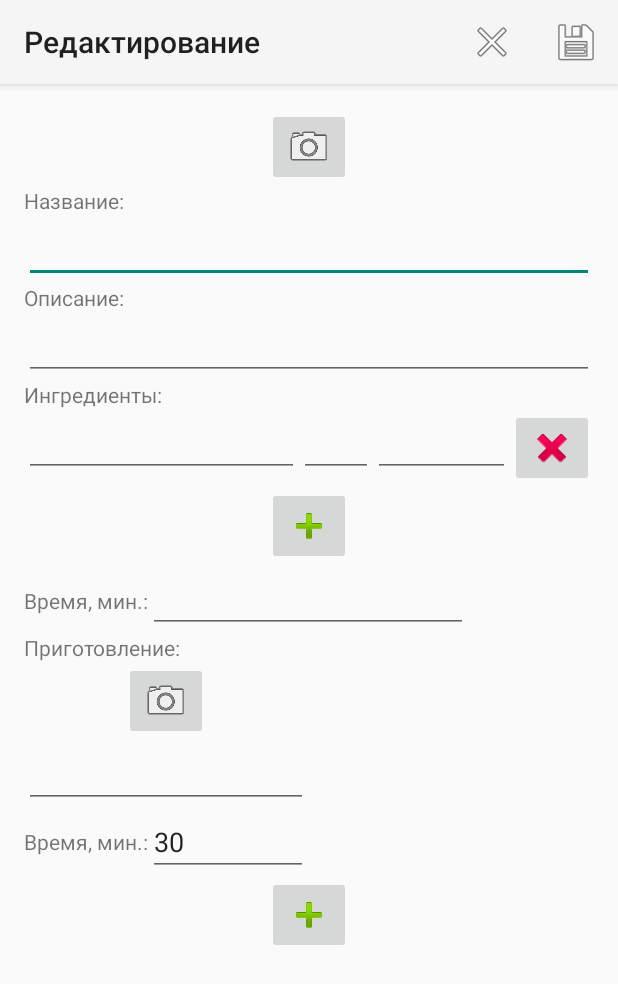
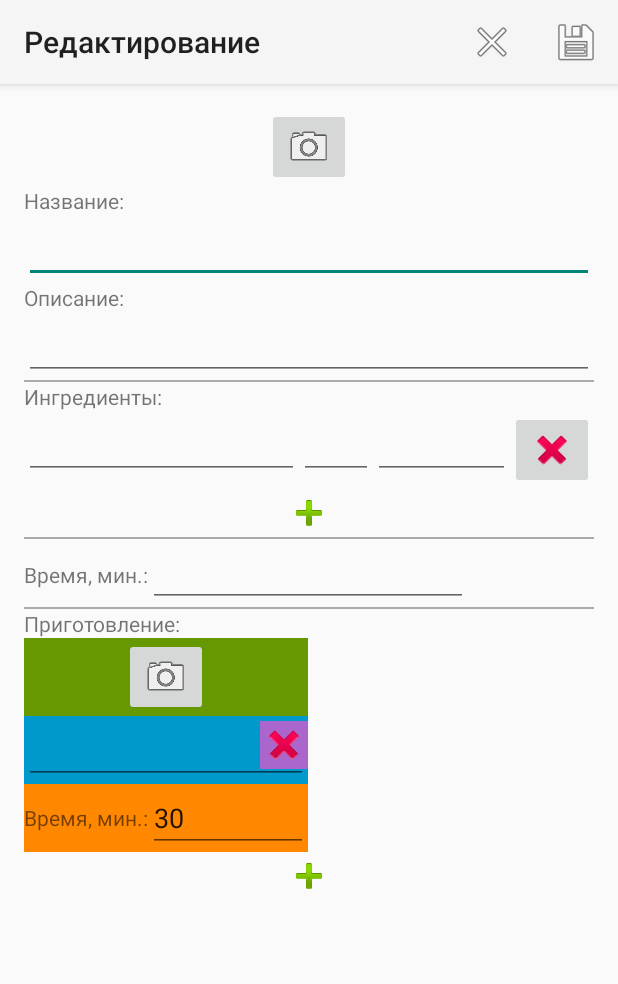
Before and after one commit to elagin/Ladle, an Android app: the EditRecActivity screen opened directly, with no data from a screen before it, on a phone screen of 412 x 824 dp. Shown: the top 984 px of the screen. Run offline under Robolectric (Android 15) with nearby library versions, the phone set to English and light mode, and no system bars.

Commit message:
Исправление верстки редактирование шагов.

```diff
--- a/app/src/main/res/layout/content_edit_rec.xml
+++ b/app/src/main/res/layout/content_edit_rec.xml
@@ -28,28 +28,29 @@
                 android:layout_height="wrap_content">
 
                 <ImageButton
+                    android:id="@+id/image_main"
                     android:layout_width="wrap_content"
                     android:layout_height="wrap_content"
-                    android:src="@drawable/ic_menu_camera"
-                    android:id="@+id/image_main"
+                    android:layout_centerHorizontal="true"
                     android:layout_centerVertical="true"
-                    android:layout_centerHorizontal="true" />
+                    android:src="@drawable/ic_menu_camera"/>
 
                 <ImageButton
+                    android:id="@+id/image_main_delete"
                     android:layout_width="wrap_content"
                     android:layout_height="wrap_content"
+                    android:layout_alignParentRight="false"
+                    android:layout_alignRight="@+id/image_main"
                     app:srcCompat="@android:drawable/btn_dialog"
-                    android:id="@+id/image_main_delete"
-                    android:layout_alignParentRight="false"
-                    android:layout_alignRight="@+id/image_main" />
+                    android:background="@android:color/transparent"/>
 
             </RelativeLayout>
 
             <TextView
+                android:id="@+id/text_image_main_file"
                 android:layout_width="match_parent"
                 android:layout_height="wrap_content"
-                android:visibility="gone"
-                android:id="@+id/text_image_main_file"/>
+                android:visibility="gone"/>
 
             <TextView
                 android:id="@+id/textView"
@@ -77,6 +78,11 @@
                 android:inputType="text"
                 android:minLines="1"/>
 
+            <View
+                android:layout_width="match_parent"
+                android:layout_height="1dp"
+                android:background="@android:color/darker_gray"/>
+
             <TextView
                 android:id="@+id/textView3"
                 android:layout_width="wrap_content"
@@ -86,14 +92,20 @@
             <TableLayout
                 android:id="@+id/table_rec_ing"
                 android:layout_width="match_parent"
-                android:layout_height="match_parent"/>
+                android:layout_height="wrap_content"/>
 
             <ImageButton
                 android:id="@+id/button_add_ing"
                 android:layout_width="wrap_content"
                 android:layout_height="wrap_content"
                 android:layout_gravity="center_horizontal"
-                app:srcCompat="@android:drawable/ic_input_add"/>
+                app:srcCompat="@android:drawable/ic_input_add"
+                android:background="@android:color/transparent"/>
+
+            <View
+                android:layout_width="match_parent"
+                android:layout_height="1dp"
+                android:background="@android:color/darker_gray"/>
 
             <LinearLayout
                 android:layout_width="wrap_content"
@@ -113,6 +125,11 @@
                     android:ems="10"
                     android:inputType="number"/>
             </LinearLayout>
+
+            <View
+                android:layout_width="match_parent"
+                android:layout_height="1dp"
+                android:background="@android:color/darker_gray"/>
 
             <TextView
                 android:id="@+id/textView5"
@@ -138,7 +155,8 @@
                 android:layout_width="wrap_content"
                 android:layout_height="wrap_content"
                 android:layout_gravity="center_horizontal"
-                app:srcCompat="@android:drawable/ic_input_add"/>
+                app:srcCompat="@android:drawable/ic_input_add"
+                android:background="@android:color/transparent"/>
         </LinearLayout>
     </ScrollView>
 </LinearLayout>
--- a/app/src/main/res/layout/prepare_step_row.xml
+++ b/app/src/main/res/layout/prepare_step_row.xml
@@ -2,31 +2,32 @@
           xmlns:app="http://schemas.android.com/apk/res-auto"
           xmlns:tools="http://schemas.android.com/tools"
           android:layout_width="match_parent"
-    android:layout_height="match_parent"
+          android:layout_height="wrap_content"
           android:orientation="horizontal">
+
+    <RelativeLayout
+        android:layout_width="match_parent"
+        android:layout_height="wrap_content"
+        android:layout_gravity="center_horizontal">
 
         <LinearLayout
             android:layout_width="match_parent"
             android:layout_height="wrap_content"
+            android:layout_alignParentLeft="false"
+            android:background="@android:color/holo_blue_dark"
             android:orientation="vertical">
-
-        <LinearLayout
-            android:layout_width="match_parent"
-            android:layout_height="wrap_content"
-            android:layout_weight="1"
-            android:orientation="horizontal">
 
             <RelativeLayout
                 android:layout_width="match_parent"
-                android:layout_height="wrap_content">
+                android:layout_height="wrap_content"
+                android:background="@android:color/holo_green_dark">
 
                 <ImageButton
                     android:id="@+id/step_photo_img"
                     android:layout_width="wrap_content"
                     android:layout_height="wrap_content"
-                    android:layout_weight="3"
-                    android:src="@drawable/ic_menu_camera"
-                    android:layout_centerHorizontal="true" />
+                    android:layout_centerHorizontal="true"
+                    android:src="@drawable/ic_menu_camera"/>
 
                 <ImageButton
                     android:id="@+id/step_photo_delete"
@@ -34,40 +35,32 @@
                     android:layout_height="wrap_content"
                     android:layout_alignParentRight="false"
                     android:layout_alignRight="@+id/step_photo_img"
-                    app:srcCompat="@android:drawable/btn_dialog" />
+                    android:background="@android:color/transparent"
+                    app:srcCompat="@android:drawable/btn_dialog"/>
 
             </RelativeLayout>
-
-            <ImageButton
-                android:id="@+id/dell_step"
-                android:layout_width="wrap_content"
-                android:layout_height="wrap_content"
-                android:layout_gravity="center_vertical"
-                android:layout_weight="0"
-                android:onClick="onClick"
-                app:srcCompat="@android:drawable/ic_delete" />
-
-        </LinearLayout>
 
             <EditText
                 android:id="@+id/edit_step_descr"
                 android:layout_width="match_parent"
                 android:layout_height="wrap_content"
-            android:inputType="textMultiLine" />
+                android:inputType="text"
+                />
 
             <LinearLayout
-            android:orientation="horizontal"
                 android:layout_width="match_parent"
                 android:layout_height="wrap_content"
-            android:layout_weight="1">
+                android:layout_weight="1"
+                android:background="@android:color/holo_orange_dark"
+                android:orientation="horizontal">
 
                 <TextView
                     android:id="@+id/textView4"
                     android:layout_width="wrap_content"
                     android:layout_height="wrap_content"
-                android:text="@string/time"
+                    android:layout_gravity="center_vertical"
                     android:layout_weight="0"
-                android:layout_gravity="center_vertical" />
+                    android:text="@string/time"/>
 
                 <EditText
                     android:id="@+id/edit_step_time"
@@ -77,7 +70,7 @@
                     android:ems="5"
                     android:inputType="time"
                     android:maxLines="1"
-                android:text="30" />
+                    android:text="30"/>
 
             </LinearLayout>
 
@@ -86,8 +79,21 @@
                 android:layout_width="wrap_content"
                 android:layout_height="wrap_content"
                 android:enabled="false"
-            android:visibility="gone" />
+                android:visibility="gone"/>
 
         </LinearLayout>
 
+        <ImageButton
+            android:id="@+id/dell_step"
+            android:layout_width="wrap_content"
+            android:layout_height="wrap_content"
+            android:background="@android:color/holo_purple"
+            android:onClick="onClick"
+            app:srcCompat="@android:drawable/ic_delete"
+            android:layout_alignParentLeft="false"
+            android:layout_alignParentRight="true"
+            android:layout_centerVertical="true"/>
+
+    </RelativeLayout>
+
 </TableRow>
--- a/app/src/main/res/values/colors.xml
+++ b/app/src/main/res/values/colors.xml
@@ -2,5 +2,5 @@
 <resources>
     <color name="colorPrimary">#3F51B5</color>
     <color name="colorPrimaryDark">#303F9F</color>
-    <color name="colorAccent">#FF4081</color>
+    <color name="colorAccent">#ff4081</color>
 </resources>
```
Lines whose indentation alone changed are shown as unchanged.
